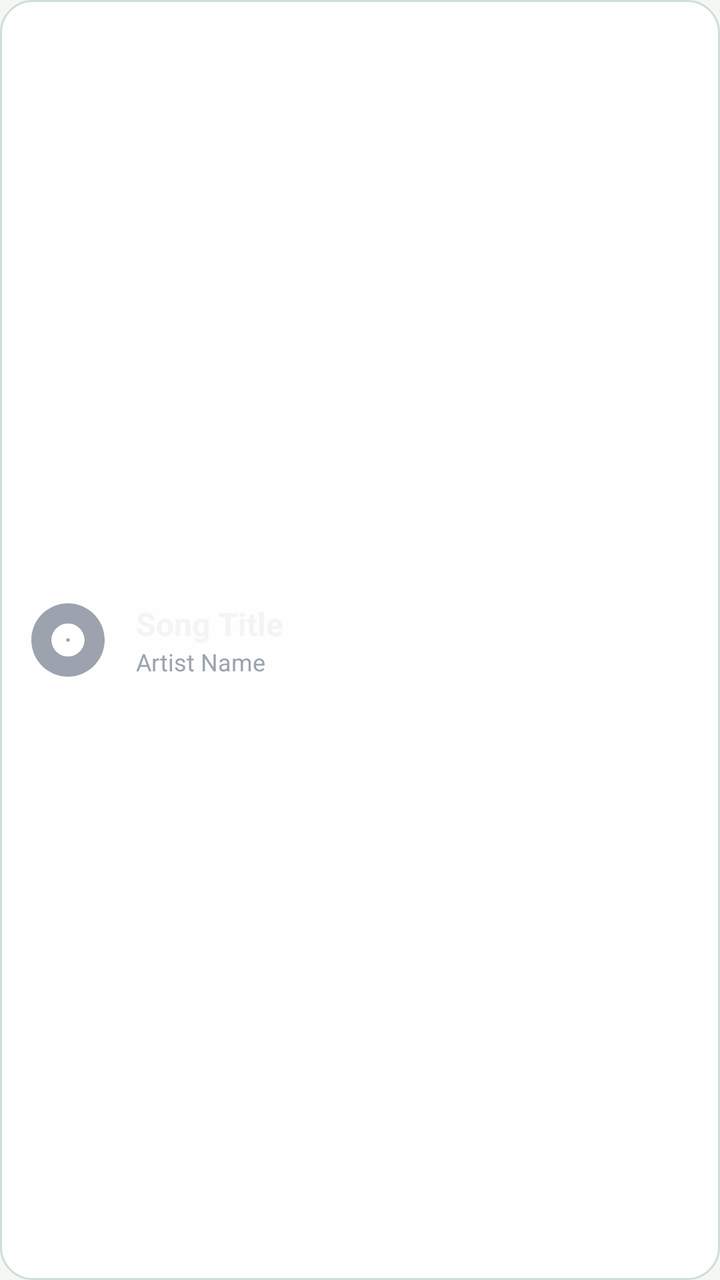
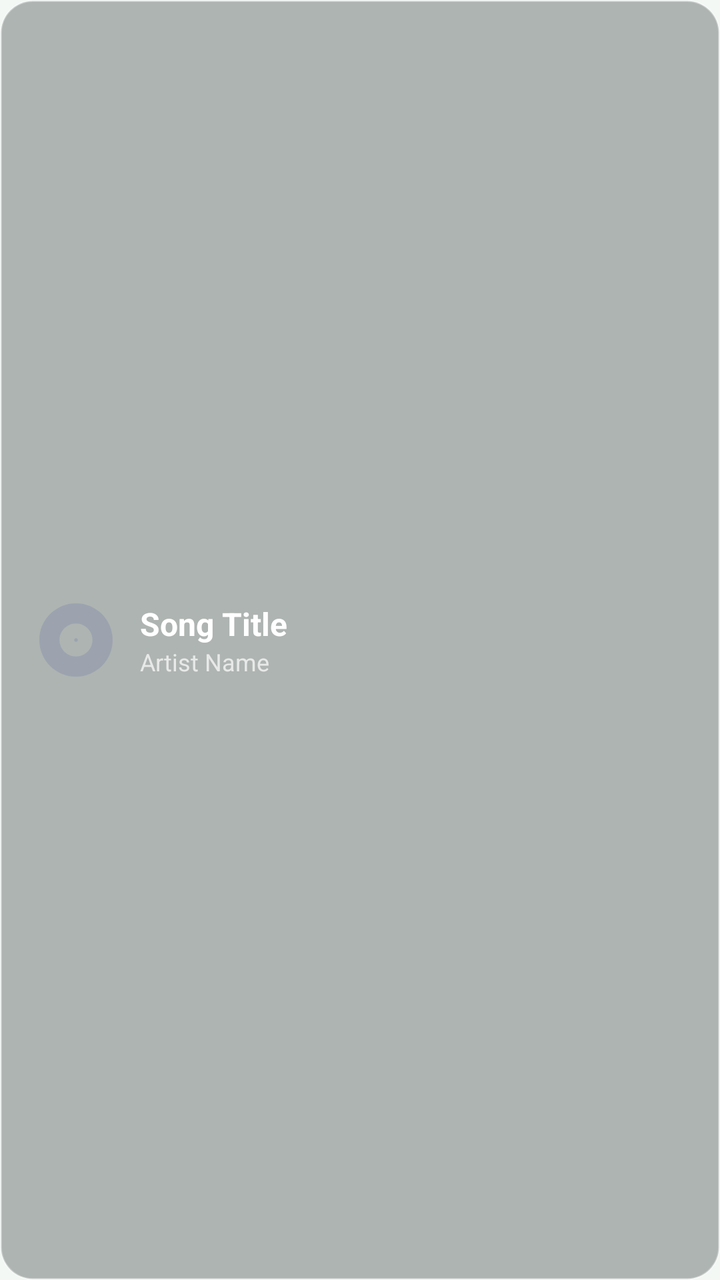

Before-and-after screenshots of an Android layout around one commit, followed by the original layout XML and the change that was made.
<!-- AndroidManifest.xml: application theme AppTheme.NoActionBar -->
<!-- res/layout/item_drawer_song.xml -->
<?xml version="1.0" encoding="utf-8"?>
<LinearLayout xmlns:android="http://schemas.android.com/apk/res/android"
    xmlns:app="http://schemas.android.com/apk/res-auto"
    android:layout_width="match_parent"
    android:layout_height="64dp"
    android:orientation="horizontal"
    android:paddingStart="12dp"
    android:paddingEnd="12dp"
    android:layout_marginBottom="8dp"
    android:gravity="center_vertical"
    android:background="@drawable/selector_drawer_item"
    android:outlineProvider="background"
    android:clickable="true"
    android:focusable="true">

    
    <FrameLayout
        android:layout_width="44dp"
        android:layout_height="44dp">

        <androidx.cardview.widget.CardView
            android:layout_width="match_parent"
            android:layout_height="match_parent"
            app:cardBackgroundColor="@android:color/transparent"
            app:cardCornerRadius="6dp"
            app:cardElevation="0dp">
            <ImageView
                android:id="@+id/id_cover_under_overlay"
                android:layout_width="match_parent"
                android:layout_height="match_parent"
                android:scaleType="centerCrop"
                android:src="@drawable/ic_album_placeholder" />
        </androidx.cardview.widget.CardView>

        
        <View
            android:id="@+id/viewDrawerPlayingOverlay"
            android:layout_width="match_parent"
            android:layout_height="match_parent"
            android:background="#66000000"
            android:visibility="gone" />

        <ImageView
            android:id="@+id/ivDrawerPlaying"
            android:layout_width="24dp"
            android:layout_height="24dp"
            android:layout_gravity="center"
            android:src="@drawable/anim_equalizer"
            app:tint="#FFFFFF"
            android:visibility="gone" />
    </FrameLayout>

    
    <LinearLayout
        android:layout_width="0dp"
        android:layout_height="wrap_content"
        android:layout_weight="1"
        android:orientation="vertical"
        android:layout_marginStart="12dp"
        android:gravity="center_vertical">

        <TextView
            android:id="@+id/tvDrawerItemTitle"
            android:layout_width="wrap_content"
            android:layout_height="wrap_content"
            android:text="Song Title"
            android:textColor="#F3F4F6"
            android:textSize="16sp"
            android:textStyle="bold"
            android:maxLines="1"
            android:ellipsize="end" />

        <TextView
            android:id="@+id/tvDrawerItemArtist"
            android:layout_width="wrap_content"
            android:layout_height="wrap_content"
            android:text="Artist Name"
            android:textColor="#9CA3AF"
            android:textSize="12sp"
            android:maxLines="1"
            android:ellipsize="end" />
    </LinearLayout>

    
    <ImageView
        android:id="@+id/ivDrawerArrow"
        android:layout_width="16dp"
        android:layout_height="16dp"
        android:src="@drawable/ic_chevron_right"
        app:tint="#000000"
        android:alpha="0"
        android:layout_marginEnd="8dp" />

</LinearLayout>
<!-- resources referenced by this layout -->
<resources>
  <!-- drawable anim_equalizer (drawable) -->
  <?xml version="1.0" encoding="utf-8"?>
  <animation-list xmlns:android="http://schemas.android.com/apk/res/android"
      android:oneshot="false">
      <item android:drawable="@drawable/ic_eq_1" android:duration="150" />
      <item android:drawable="@drawable/ic_eq_2" android:duration="150" />
      <item android:drawable="@drawable/ic_eq_3" android:duration="150" />
      <item android:drawable="@drawable/ic_eq_2" android:duration="150" />
  </animation-list>
  <!-- drawable ic_chevron_right (drawable) -->
  <?xml version="1.0" encoding="utf-8"?>
  <vector xmlns:android="http://schemas.android.com/apk/res/android"
      android:width="24dp"
      android:height="24dp"
      android:viewportWidth="24"
      android:viewportHeight="24">
      <path
          android:fillColor="#FF000000"
          android:pathData="M10,6L8.59,7.41L13.17,12l-4.58,4.59L10,18l6,-6z"/>
  </vector>
  <!-- drawable selector_drawer_item (drawable) -->
  <?xml version="1.0" encoding="utf-8"?>
  <selector xmlns:android="http://schemas.android.com/apk/res/android">
      <item android:state_focused="true">
          <shape>
              
              <solid android:color="@color/lx_brand_pale" />
              <corners android:radius="16dp" />
              <stroke android:width="2dp" android:color="@color/lx_focus_ring" />
          </shape>
      </item>
      <item>
          <shape>
              <solid android:color="@color/lx_bg_panel" />
              <corners android:radius="16dp" />
              <stroke android:width="1dp" android:color="@color/lx_border" />
          </shape>
      </item>
  </selector>
  <style name="AppTheme.NoActionBar" parent="AppTheme">
          <item name="windowActionBar">false</item>
          <item name="windowNoTitle">true</item>
          <item name="android:windowBackground">@color/lx_bg_canvas</item>
      </style>
  <color name="lx_brand_pale">#E9FFF4</color>
  <color name="lx_focus_ring">#00A965</color>
  <color name="lx_bg_panel">#D9FFFFFF</color>
  <color name="lx_border">#6694B2A2</color>
  <style name="AppTheme" parent="BaseAppTheme" />
  <color name="lx_bg_canvas">#F3F8F5</color>
  <color name="colorPrimary">@color/lx_brand</color>
  <color name="colorPrimaryDark">@color/lx_brand_pressed</color>
  <color name="colorAccent">@color/lx_brand</color>
  <color name="lx_brand">#00C878</color>
  <color name="lx_text_primary">#10231B</color>
  <color name="lx_text_secondary">#4B685A</color>
  <color name="lx_brand_pressed">#00A965</color>
  <!-- unchanged entries left out for length: 5 -->
</resources>

<!-- the commit's change to res/layout/item_drawer_song.xml (unified diff, before → after) -->
@@ -2,11 +2,11 @@
 <LinearLayout xmlns:android="http://schemas.android.com/apk/res/android"
     xmlns:app="http://schemas.android.com/apk/res-auto"
     android:layout_width="match_parent"
-    android:layout_height="64dp"
+    android:layout_height="@dimen/lx_list_row_height"
     android:orientation="horizontal"
-    android:paddingStart="12dp"
-    android:paddingEnd="12dp"
-    android:layout_marginBottom="8dp"
+    android:paddingStart="@dimen/lx_space_md"
+    android:paddingEnd="@dimen/lx_space_md"
+    android:layout_marginBottom="@dimen/lx_space_sm"
     android:gravity="center_vertical"
     android:background="@drawable/selector_drawer_item"
     android:outlineProvider="background"
@@ -15,14 +15,15 @@
 
     
     <FrameLayout
-        android:layout_width="44dp"
-        android:layout_height="44dp">
+        android:layout_width="@dimen/lx_control_compact"
+        android:layout_height="@dimen/lx_control_compact"
+        android:duplicateParentState="true">
 
         <androidx.cardview.widget.CardView
             android:layout_width="match_parent"
             android:layout_height="match_parent"
             app:cardBackgroundColor="@android:color/transparent"
-            app:cardCornerRadius="6dp"
+            app:cardCornerRadius="@dimen/lx_radius_small"
             app:cardElevation="0dp">
             <ImageView
                 android:id="@+id/id_cover_under_overlay"
@@ -37,16 +38,16 @@
             android:id="@+id/viewDrawerPlayingOverlay"
             android:layout_width="match_parent"
             android:layout_height="match_parent"
-            android:background="#66000000"
+            android:background="@color/lx_shadow_tint"
             android:visibility="gone" />
 
         <ImageView
             android:id="@+id/ivDrawerPlaying"
-            android:layout_width="24dp"
-            android:layout_height="24dp"
+            android:layout_width="@dimen/lx_icon_default"
+            android:layout_height="@dimen/lx_icon_default"
             android:layout_gravity="center"
             android:src="@drawable/anim_equalizer"
-            app:tint="#FFFFFF"
+            app:tint="@color/player_text_primary"
             android:visibility="gone" />
     </FrameLayout>
 
@@ -56,39 +57,42 @@
         android:layout_height="wrap_content"
         android:layout_weight="1"
         android:orientation="vertical"
-        android:layout_marginStart="12dp"
-        android:gravity="center_vertical">
+        android:layout_marginStart="@dimen/lx_space_sm"
+        android:gravity="center_vertical"
+        android:duplicateParentState="true">
 
         <TextView
             android:id="@+id/tvDrawerItemTitle"
             android:layout_width="wrap_content"
             android:layout_height="wrap_content"
             android:text="Song Title"
-            android:textColor="#F3F4F6"
-            android:textSize="16sp"
+            android:textColor="@color/selector_drawer_primary_content"
+            android:textSize="@dimen/lx_type_control"
             android:textStyle="bold"
             android:maxLines="1"
-            android:ellipsize="end" />
+            android:ellipsize="end"
+            android:duplicateParentState="true" />
 
         <TextView
             android:id="@+id/tvDrawerItemArtist"
             android:layout_width="wrap_content"
             android:layout_height="wrap_content"
             android:text="Artist Name"
-            android:textColor="#9CA3AF"
-            android:textSize="12sp"
+            android:textColor="@color/selector_drawer_secondary_content"
+            android:textSize="@dimen/lx_type_caption"
             android:maxLines="1"
-            android:ellipsize="end" />
+            android:ellipsize="end"
+            android:duplicateParentState="true" />
     </LinearLayout>
 
     
     <ImageView
         android:id="@+id/ivDrawerArrow"
-        android:layout_width="16dp"
-        android:layout_height="16dp"
+        android:layout_width="@dimen/lx_icon_small"
+        android:layout_height="@dimen/lx_icon_small"
         android:src="@drawable/ic_chevron_right"
-        app:tint="#000000"
+        app:tint="@color/lx_brand_pressed"
         android:alpha="0"
-        android:layout_marginEnd="8dp" />
+        android:layout_marginEnd="@dimen/lx_space_sm" />
 
 </LinearLayout>
<!-- resource entries referenced after the edit -->
@@ -23,40 +23,45 @@
   <!-- drawable selector_drawer_item (drawable) -->
   <?xml version="1.0" encoding="utf-8"?>
   <selector xmlns:android="http://schemas.android.com/apk/res/android">
-      <item android:state_focused="true">
-          <shape>
-              
-              <solid android:color="@color/lx_brand_pale" />
-              <corners android:radius="16dp" />
-              <stroke android:width="2dp" android:color="@color/lx_focus_ring" />
-          </shape>
-      </item>
-      <item>
-          <shape>
-              <solid android:color="@color/lx_bg_panel" />
-              <corners android:radius="16dp" />
-              <stroke android:width="1dp" android:color="@color/lx_border" />
-          </shape>
-      </item>
+      <item android:state_pressed="true"><shape><solid android:color="@color/lx_brand_pressed" /><corners android:radius="@dimen/lx_radius_control" /></shape></item>
+      <item android:state_focused="true"><shape><solid android:color="@color/lx_bg_focus" /><stroke android:width="@dimen/lx_stroke_focus" android:color="@color/lx_focus_ring_strong" /><corners android:radius="@dimen/lx_radius_control" /></shape></item>
+      <item android:state_activated="true"><shape><solid android:color="@color/lx_brand_soft" /><stroke android:width="@dimen/lx_stroke_selected" android:color="@color/lx_brand" /><corners android:radius="@dimen/lx_radius_control" /></shape></item>
+      <item><shape><solid android:color="@color/player_glass" /><stroke android:width="@dimen/lx_stroke_hairline" android:color="@color/player_glass_border" /><corners android:radius="@dimen/lx_radius_control" /></shape></item>
   </selector>
   <style name="AppTheme.NoActionBar" parent="AppTheme">
           <item name="windowActionBar">false</item>
           <item name="windowNoTitle">true</item>
           <item name="android:windowBackground">@color/lx_bg_canvas</item>
       </style>
-  <color name="lx_brand_pale">#E9FFF4</color>
-  <color name="lx_focus_ring">#00A965</color>
-  <color name="lx_bg_panel">#D9FFFFFF</color>
-  <color name="lx_border">#6694B2A2</color>
+  <dimen name="lx_radius_control">16dp</dimen>
+  <color name="lx_bg_focus">#DFF8ED</color>
+  <dimen name="lx_stroke_focus">3dp</dimen>
+  <color name="lx_focus_ring_strong">#008C55</color>
+  <color name="lx_brand_soft">#3320C878</color>
+  <dimen name="lx_stroke_selected">2dp</dimen>
   <style name="AppTheme" parent="BaseAppTheme" />
   <color name="lx_bg_canvas">#F3F8F5</color>
   <color name="colorPrimary">@color/lx_brand</color>
   <color name="colorPrimaryDark">@color/lx_brand_pressed</color>
   <color name="colorAccent">@color/lx_brand</color>
   <color name="lx_brand">#00C878</color>
+  <color name="player_glass">#4D101A16</color>
+  <dimen name="lx_stroke_hairline">1dp</dimen>
+  <color name="player_glass_border">#4DFFFFFF</color>
   <color name="lx_text_primary">#10231B</color>
   <color name="lx_text_secondary">#4B685A</color>
   <color name="lx_brand_pressed">#00A965</color>
+  <color name="lx_shadow_tint">#28005032</color>
+  <color name="player_text_primary">#FFFFFFFF</color>
+  <dimen name="lx_control_compact">44dp</dimen>
+  <dimen name="lx_icon_default">26dp</dimen>
+  <dimen name="lx_icon_small">20dp</dimen>
+  <dimen name="lx_list_row_height">68dp</dimen>
+  <dimen name="lx_radius_small">10dp</dimen>
+  <dimen name="lx_space_md">16dp</dimen>
+  <dimen name="lx_space_sm">10dp</dimen>
+  <dimen name="lx_type_caption">12sp</dimen>
+  <dimen name="lx_type_control">16sp</dimen>
   <!-- unchanged entries left out for length: 5 -->
 </resources>
 
